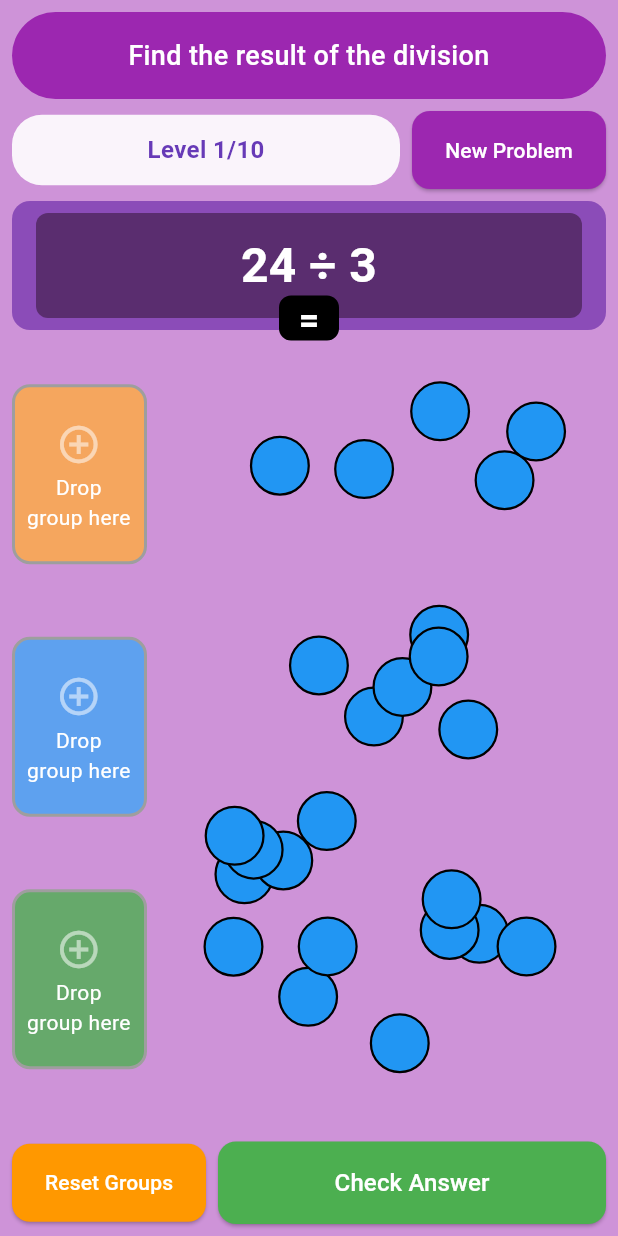
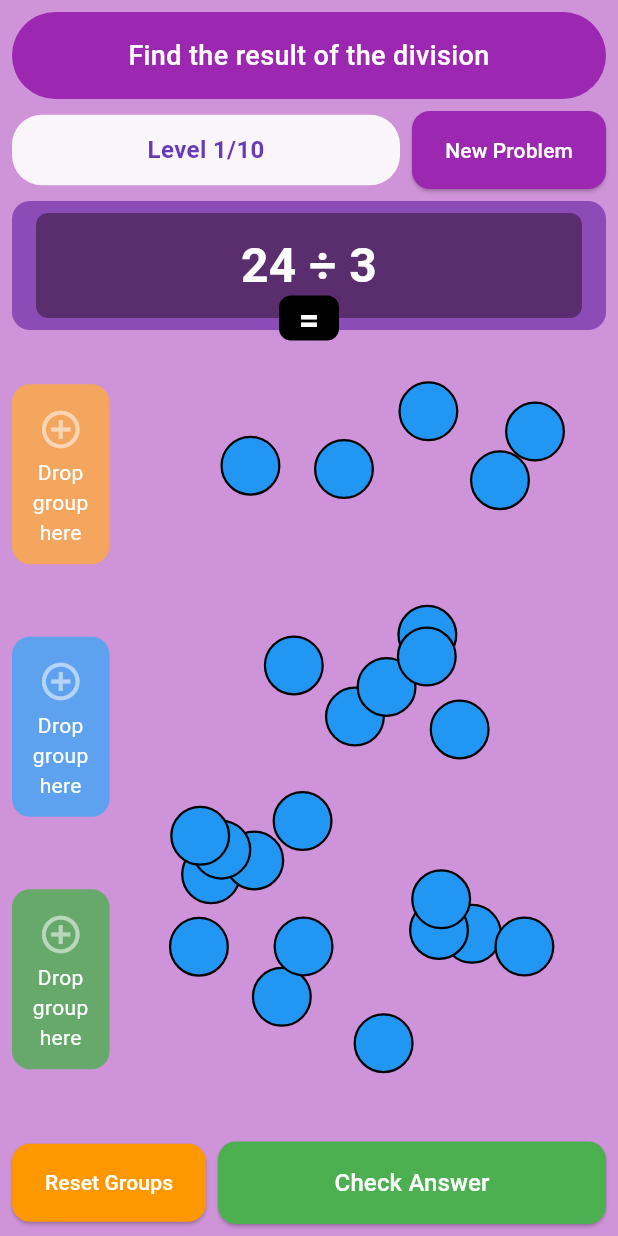
Before and after one commit to RulyOctareza/marble_game_flutter, a Flutter app: the screen it shows after launch, on a phone screen of 412 x 824 dp. Run offline on Flutter 3.47's test engine with Material 3 defaults, Android fonts, the phone set to English and light mode, and no system bars; our stand-ins replace get.

Commit message:
ubah ukuran card

```diff
--- a/lib/app/modules/home/home_view.dart
+++ b/lib/app/modules/home/home_view.dart
@@ -181,7 +181,7 @@
                             builder: (context, candidateData, rejectedData) {
                               return AnimatedContainer(
                                 duration: const Duration(milliseconds: 300),
-                                width: 90,
+                                width: 65,
                                 height: 120,
                                 decoration: BoxDecoration(
                                   color: card.hasGroup
@@ -190,24 +190,24 @@
                                             : card.color.withValues(alpha: 0.7))
                                       : card.color.withValues(alpha: 0.8),
                                   borderRadius: BorderRadius.circular(12),
-                                  border: Border.all(
-                                    color: card.hasGroup
-                                        ? (card.isCorrect.value
-                                              ? Colors.green
-                                              : Colors.red)
-                                        : (candidateData.isNotEmpty &&
-                                                  !card.hasGroup
-                                              ? Colors.white
-                                              : card.hasGroup
-                                              ? card.color
-                                              : Colors.grey),
-                                    width:
-                                        controller.hasCheckedAnswer.value &&
-                                            card.hasGroup
-                                        ? 4
-                                        : (candidateData.isNotEmpty ? 3 : 2),
-                                  ),
 
+                                  // border: Border.all(
+                                  //   color: card.hasGroup
+                                  //       ? (card.isCorrect.value
+                                  //             ? Colors.green
+                                  //             : Colors.red)
+                                  //       : (candidateData.isNotEmpty &&
+                                  //                 !card.hasGroup
+                                  //             ? Colors.white
+                                  //             : card.hasGroup
+                                  //             ? card.color
+                                  //             : Colors.grey),
+                                  //   width:
+                                  //       controller.hasCheckedAnswer.value &&
+                                  //           card.hasGroup
+                                  //       ? 4
+                                  //       : (candidateData.isNotEmpty ? 3 : 2),
+                                  // ),
                                   boxShadow:
                                       controller.hasCheckedAnswer.value &&
                                           card.hasGroup &&
```
Also changed, not shown: lib/app/modules/home/home_controller.dart (+4 -4 lines).
